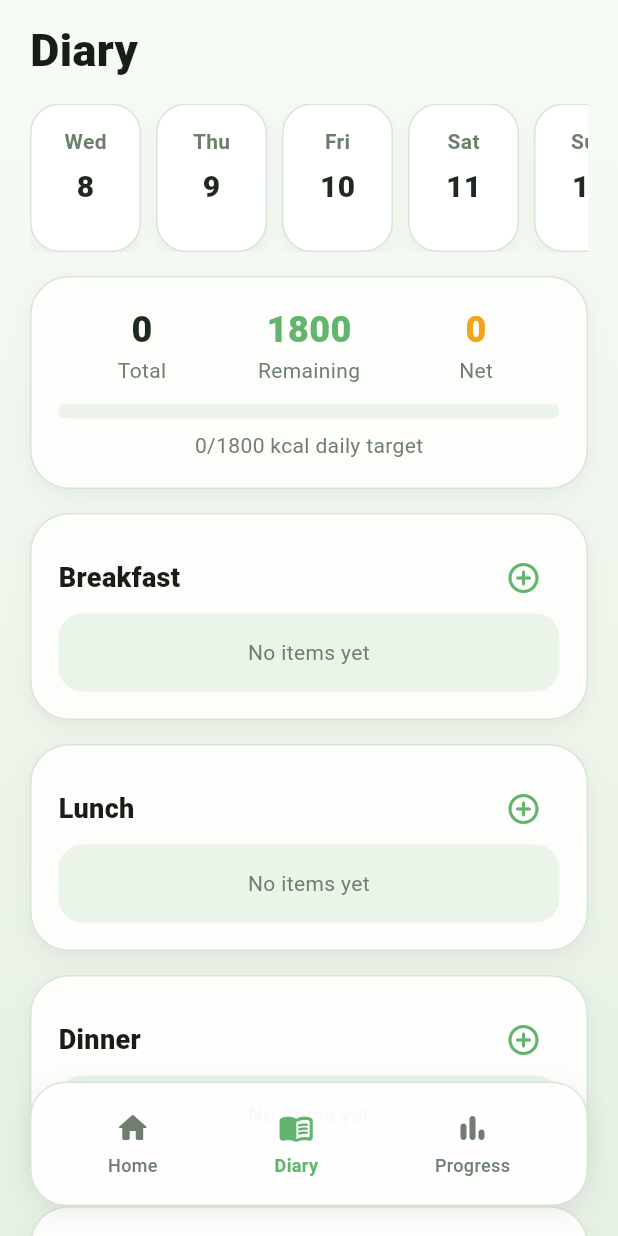
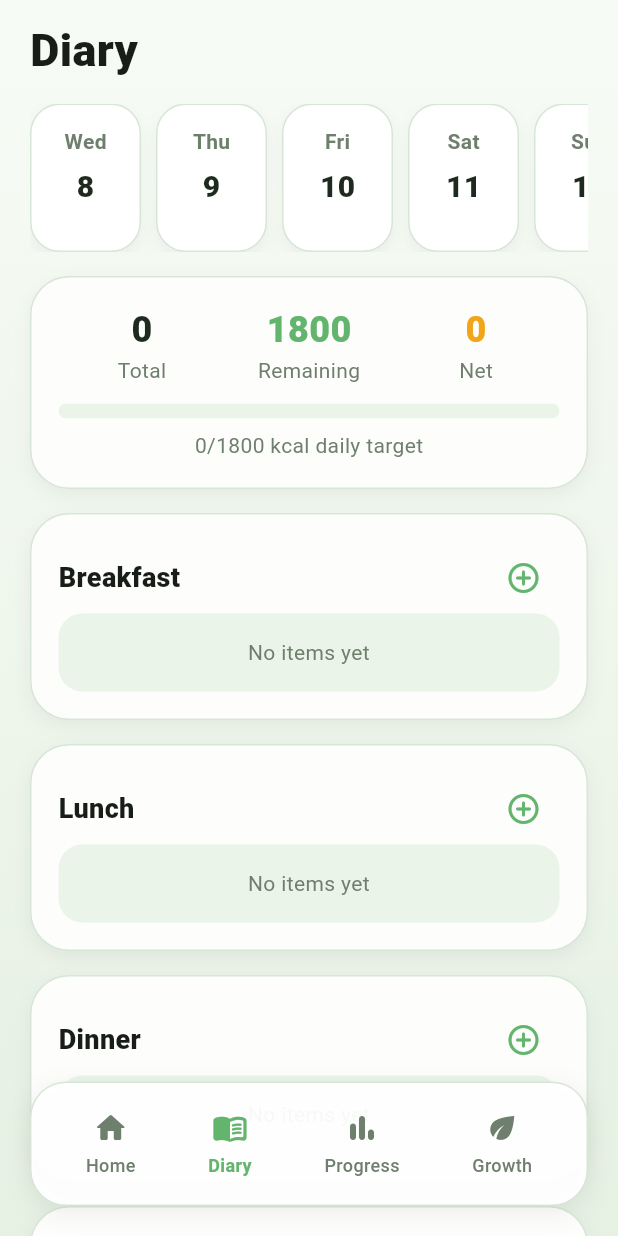
Before and after one commit to Caleb2007/mysegar-app, a Flutter app: the AppShellScreen screen opened directly, on a phone screen of 412 x 824 dp. Run offline on Flutter 3.47's test engine with Material 3 defaults, Android fonts, the phone set to English and light mode, and no system bars; our stand-ins replace image_picker, rive, shared_preferences; missing offline and left inert: tflite_flutter; accounts and stored records are empty.

Commit message:
Implement growth timeline feature with Rive animation (checkpoint)

```diff
--- a/lib/screens/app_shell_screen.dart
+++ b/lib/screens/app_shell_screen.dart
@@ -2,6 +2,7 @@ import 'package:flutter/material.dart';
 
 import '../widgets/bottom_nav.dart';
 import 'diary_screen.dart';
+import 'growth_timeline_screen.dart';
 import 'home_screen.dart';
 import 'progress_screen.dart';
 
@@ -30,8 +31,13 @@ class _AppShellScreenState extends State<AppShellScreen> {
       AppTab.home => 0,
       AppTab.diary => 1,
       AppTab.progress => 2,
+      AppTab.growth => 3,
     };
-    _controller.animateToPage(nextIndex, duration: const Duration(milliseconds: 280), curve: Curves.easeOutCubic);
+    _controller.animateToPage(
+      nextIndex,
+      duration: const Duration(milliseconds: 280),
+      curve: Curves.easeOutCubic,
+    );
   }
 
   @override
@@ -43,16 +49,18 @@ class _AppShellScreenState extends State<AppShellScreen> {
           PageView(
             controller: _controller,
             onPageChanged: (value) => setState(() => _index = value),
-            children: [const HomeScreen(), DiaryScreen(), const ProgressScreen()],
+            children: [
+              const HomeScreen(),
+              DiaryScreen(),
+              const ProgressScreen(),
+              const GrowthTimelineScreen(),
+            ],
           ),
           Positioned(
             left: 0,
             right: 0,
             bottom: 0,
-            child: BottomNav(
-              active: AppTab.values[_index],
-              onTap: _onTap,
-            ),
+            child: BottomNav(active: AppTab.values[_index], onTap: _onTap),
           ),
         ],
       ),
--- a/lib/screens/onboarding_screen.dart
+++ b/lib/screens/onboarding_screen.dart
@@ -54,7 +54,7 @@ class _OnboardingScreenState extends State<OnboardingScreen> {
                   child: Row(
                     children: [
                       Image.asset(
-                        'assets/images/logo.png',
+                        'assets/images/app_logo.png',
                         width: 34,
                         height: 34,
                       ),
@@ -99,7 +99,7 @@ class _OnboardingScreenState extends State<OnboardingScreen> {
                             ),
                             child: Padding(
                               padding: const EdgeInsets.all(28),
-                              child: Image.asset('assets/images/logo.png'),
+                              child: Image.asset('assets/images/app_logo.png'),
                             ),
                           ),
                           const SizedBox(height: 34),
--- a/lib/widgets/bottom_nav.dart
+++ b/lib/widgets/bottom_nav.dart
@@ -2,7 +2,7 @@ import 'package:flutter/material.dart';
 
 import '../theme/app_colors.dart';
 
-enum AppTab { home, diary, progress }
+enum AppTab { home, diary, progress, growth }
 
 class BottomNav extends StatelessWidget {
   final AppTab active;
@@ -19,7 +19,13 @@ class BottomNav extends StatelessWidget {
         color: Colors.white.withValues(alpha: 0.95),
         borderRadius: BorderRadius.circular(24),
         border: Border.all(color: AppColors.border),
-        boxShadow: const [BoxShadow(color: Color(0x12000000), blurRadius: 14, offset: Offset(0, 4))],
+        boxShadow: const [
+          BoxShadow(
+            color: Color(0x12000000),
+            blurRadius: 14,
+            offset: Offset(0, 4),
+          ),
+        ],
       ),
       child: Row(
         mainAxisAlignment: MainAxisAlignment.spaceAround,
@@ -27,6 +33,7 @@ class BottomNav extends StatelessWidget {
           _item(AppTab.home, Icons.home_rounded, 'Home'),
           _item(AppTab.diary, Icons.menu_book_rounded, 'Diary'),
           _item(AppTab.progress, Icons.bar_chart_rounded, 'Progress'),
+          _item(AppTab.growth, Icons.eco, 'Growth'),
         ],
       ),
     );
@@ -42,9 +49,19 @@ class BottomNav extends StatelessWidget {
         child: Column(
           mainAxisSize: MainAxisSize.min,
           children: [
-            Icon(icon, color: selected ? AppColors.primary : AppColors.mutedForeground),
+            Icon(
+              icon,
+              color: selected ? AppColors.primary : AppColors.mutedForeground,
+            ),
             const SizedBox(height: 4),
-            Text(label, style: TextStyle(fontSize: 12, color: selected ? AppColors.primary : AppColors.mutedForeground, fontWeight: selected ? FontWeight.w700 : FontWeight.w500)),
+            Text(
+              label,
+              style: TextStyle(
+                fontSize: 12,
+                color: selected ? AppColors.primary : AppColors.mutedForeground,
+                fontWeight: selected ? FontWeight.w700 : FontWeight.w500,
+              ),
+            ),
           ],
         ),
       ),
--- a/pubspec.yaml
+++ b/pubspec.yaml
@@ -11,6 +11,7 @@ dependencies:
     sdk: flutter
   cupertino_icons: ^1.0.9
   image: ^4.5.4
+  rive: ^0.12.0
   tflite_flutter: ^0.11.0
   image_picker: ^1.1.2
   intl: ^0.20.2
@@ -27,3 +28,4 @@ flutter:
     - assets/model/
     - assets/model/labels.txt
     - assets/images/
+    - assets/rive/tree_growth.riv
```
Also changed, not shown: lib/main.dart (+8 -2 lines), lib/screens/growth_timeline_screen.dart (added, +105 -0 lines), lib/screens/input1_screen.dart (+192 -38 lines), pubspec.lock, 5 other files.
